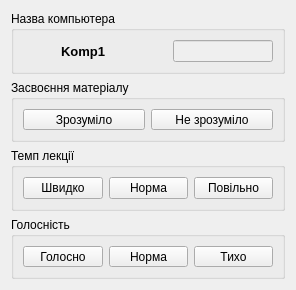
Before: the Qt Designer form frmclient.ui in Kolizej/LessonControl, drawn with Qt 5.
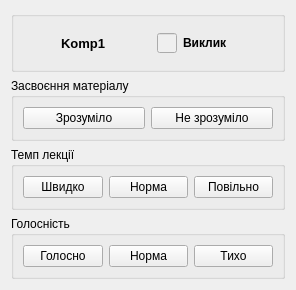
After: the same form once the commit is applied. Icons and pictures are not drawn.

Commit message: поправил индикатор

What changed in the file:
```diff
--- a/frmclient.ui
+++ b/frmclient.ui
@@ -33,22 +33,12 @@
    <item row="0" column="0">
     <widget class="QGroupBox" name="groupBox">
      <property name="title">
-      <string>Назва компьютера</string>
+      <string/>
      </property>
      <layout class="QGridLayout" name="gridLayout">
-      <item row="1" column="2">
-       <widget class="QLineEdit" name="lineEdit">
-        <property name="enabled">
-         <bool>false</bool>
-        </property>
-        <property name="maximumSize">
-         <size>
-          <width>100</width>
-          <height>16777215</height>
-         </size>
-        </property>
-       </widget>
-      </item>
+      <property name="sizeConstraint">
+       <enum>QLayout::SetDefaultConstraint</enum>
+      </property>
       <item row="1" column="1">
        <widget class="QLabel" name="label">
         <property name="font">
@@ -88,6 +78,64 @@
         </property>
        </widget>
       </item>
+      <item row="1" column="2">
+       <spacer name="horizontalSpacer">
+        <property name="orientation">
+         <enum>Qt::Horizontal</enum>
+        </property>
+        <property name="sizeHint" stdset="0">
+         <size>
+          <width>40</width>
+          <height>20</height>
+         </size>
+        </property>
+       </spacer>
+      </item>
+      <item row="1" column="3">
+       <widget class="QLineEdit" name="lineEdit">
+        <property name="enabled">
+         <bool>false</bool>
+        </property>
+        <property name="minimumSize">
+         <size>
+          <width>20</width>
+          <height>20</height>
+         </size>
+        </property>
+        <property name="maximumSize">
+         <size>
+          <width>20</width>
+          <height>20</height>
+         </size>
+        </property>
+       </widget>
+      </item>
+      <item row="1" column="4">
+       <widget class="QLabel" name="label_3">
+        <property name="font">
+         <font>
+          <weight>75</weight>
+          <bold>true</bold>
+         </font>
+        </property>
+        <property name="text">
+         <string>Виклик</string>
+        </property>
+       </widget>
+      </item>
+      <item row="1" column="5">
+       <spacer name="horizontalSpacer_2">
+        <property name="orientation">
+         <enum>Qt::Horizontal</enum>
+        </property>
+        <property name="sizeHint" stdset="0">
+         <size>
+          <width>40</width>
+          <height>20</height>
+         </size>
+        </property>
+       </spacer>
+      </item>
      </layout>
     </widget>
    </item>
```
